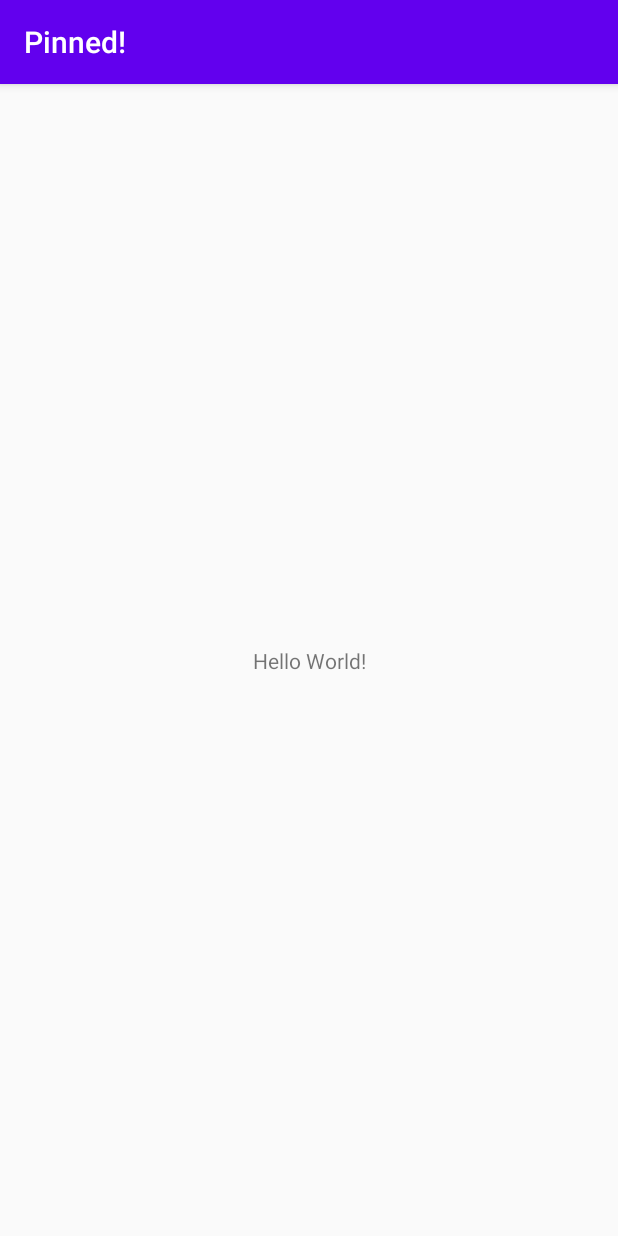
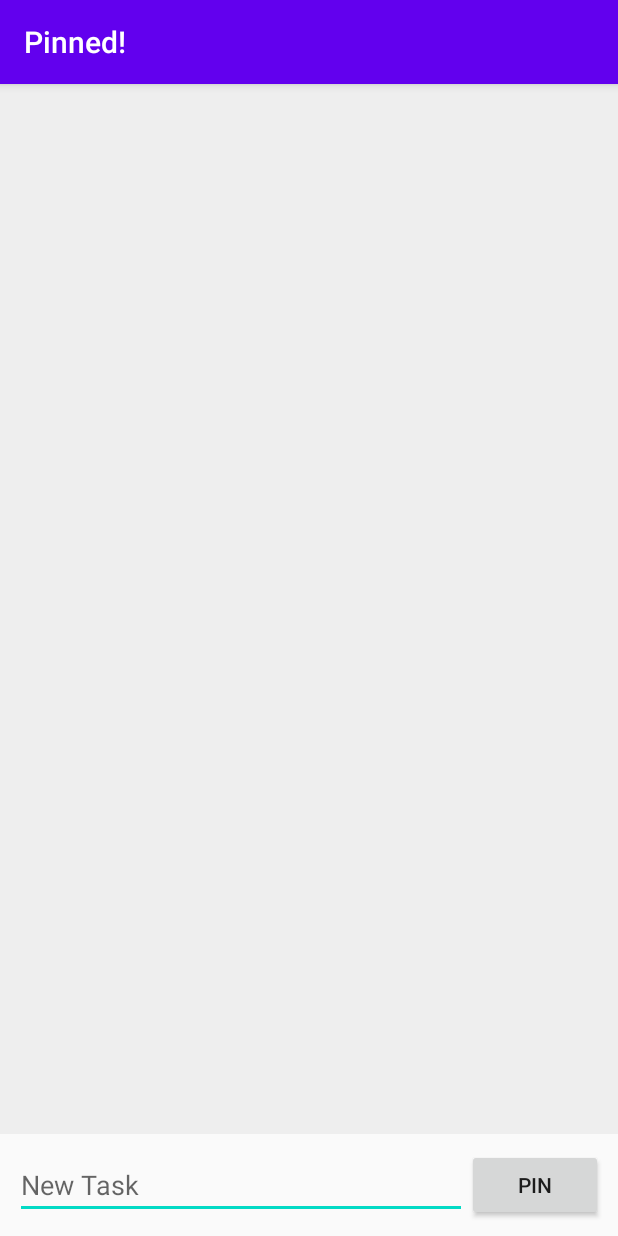
Before and after one commit to Pr1mary/pinned_todo, an Android app: the screen it shows after launch (MainActivity), on a phone screen of 412 x 824 dp. Run offline under Robolectric (Android 15) with nearby library versions, the phone set to English and light mode, and no system bars.

Commit message:
Add exsisting source code
Add exsisting source code

```diff
--- a/app/src/main/java/com/se/pinned/MainActivity.java
+++ b/app/src/main/java/com/se/pinned/MainActivity.java
@@ -2,13 +2,60 @@ package com.se.pinned;
 
 import androidx.appcompat.app.AppCompatActivity;
 
+import android.content.Context;
 import android.os.Bundle;
+import android.view.View;
+import android.widget.AdapterView;
+import android.widget.ArrayAdapter;
+import android.widget.EditText;
+import android.widget.ListView;
+import android.widget.TextView;
+import android.widget.Toast;
+
+import java.util.ArrayList;
+import java.util.List;
 
 public class MainActivity extends AppCompatActivity {
+
+    List<String> taskList;
+    ArrayAdapter<String> arrayAdapter;
+    ListView listView;
+    EditText inputTask;
+    Context currCtx;
 
     @Override
     protected void onCreate(Bundle savedInstanceState) {
         super.onCreate(savedInstanceState);
         setContentView(R.layout.activity_main);
+
+        currCtx = this;
+        taskList = new ArrayList<>();
+        arrayAdapter = new ArrayAdapter<>(this, R.layout.task_list_layout, taskList);
+
+        listView = findViewById(R.id.task_list);
+        listView.setAdapter(arrayAdapter);
+        listView.setOnItemClickListener(new AdapterView.OnItemClickListener() {
+            @Override
+            public void onItemClick(AdapterView<?> adapterView, View view, int i, long l) {
+                TextView taskView = (TextView) view;
+
+                taskList.remove(taskView.getText().toString());
+                arrayAdapter.notifyDataSetChanged();
+
+                Toast.makeText(currCtx, "Task finished!", Toast.LENGTH_SHORT).show();
+
+            }
+        });
+
+        inputTask = findViewById(R.id.input_task);
+
+    }
+
+    public void addItem(View view){
+        taskList.add(inputTask.getText().toString());
+        arrayAdapter.notifyDataSetChanged();
+
+        inputTask.setText("");
+        Toast.makeText(currCtx, "Task Pinned!", Toast.LENGTH_SHORT).show();
     }
 }
--- a/app/src/main/res/layout/activity_main.xml
+++ b/app/src/main/res/layout/activity_main.xml
@@ -1,18 +1,43 @@
 <?xml version="1.0" encoding="utf-8"?>
-<androidx.constraintlayout.widget.ConstraintLayout xmlns:android="http://schemas.android.com/apk/res/android"
+<RelativeLayout
+    xmlns:android="http://schemas.android.com/apk/res/android"
     xmlns:app="http://schemas.android.com/apk/res-auto"
     xmlns:tools="http://schemas.android.com/tools"
     android:layout_width="match_parent"
     android:layout_height="match_parent"
     tools:context=".MainActivity">
 
-    <TextView
-        android:layout_width="wrap_content"
+    <LinearLayout
+        android:id="@+id/addTaskMenu"
+        android:layout_width="match_parent"
         android:layout_height="wrap_content"
-        android:text="Hello World!"
-        app:layout_constraintBottom_toBottomOf="parent"
-        app:layout_constraintLeft_toLeftOf="parent"
-        app:layout_constraintRight_toRightOf="parent"
-        app:layout_constraintTop_toTopOf="parent" />
+        android:gravity="center"
+        android:padding="10dp"
+        android:orientation="horizontal"
+        android:layout_alignParentBottom="true">
+        <EditText
+            android:id="@+id/input_task"
+            android:layout_width="0dp"
+            android:layout_height="wrap_content"
+            android:layout_weight="1"
+            android:hint="New Task"/>
+        <Button
+            android:onClick="addItem"
+            android:layout_width="0dp"
+            android:layout_height="wrap_content"
+            android:layout_weight=".3"
+            android:text="PIN"/>
+    </LinearLayout>
 
-</androidx.constraintlayout.widget.ConstraintLayout>
+    <LinearLayout
+        android:background="#eee"
+        android:layout_width="match_parent"
+        android:layout_height="match_parent"
+        android:layout_above="@id/addTaskMenu">
+        <ListView
+            android:id="@+id/task_list"
+            android:layout_width="match_parent"
+            android:layout_height="match_parent"/>
+    </LinearLayout>
+
+</RelativeLayout>
--- /dev/null
+++ b/app/src/main/res/layout/task_list_layout.xml
@@ -0,0 +1,11 @@
+<?xml version="1.0" encoding="utf-8"?>
+<TextView
+    xmlns:android="http://schemas.android.com/apk/res/android"
+    android:layout_width="match_parent"
+    android:layout_height="match_parent"
+    android:text="Hello, world"
+    android:padding="20dp"
+    android:textAppearance="@style/TextAppearance.AppCompat.Medium"
+    android:textStyle="bold">
+
+</TextView>
```
